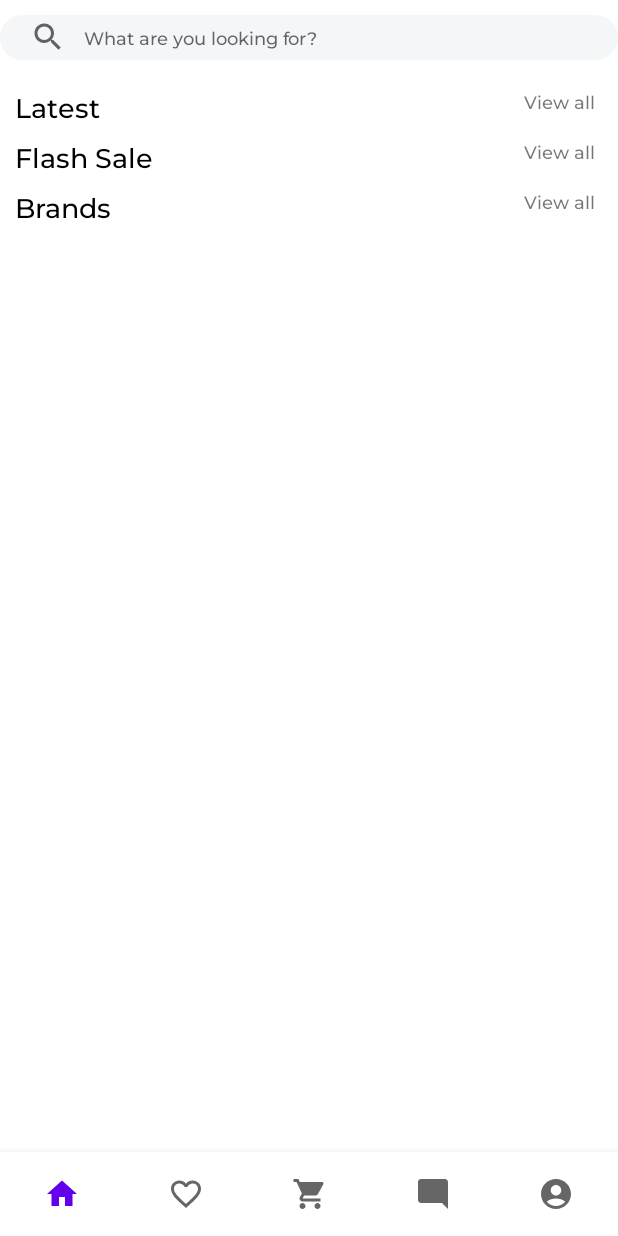
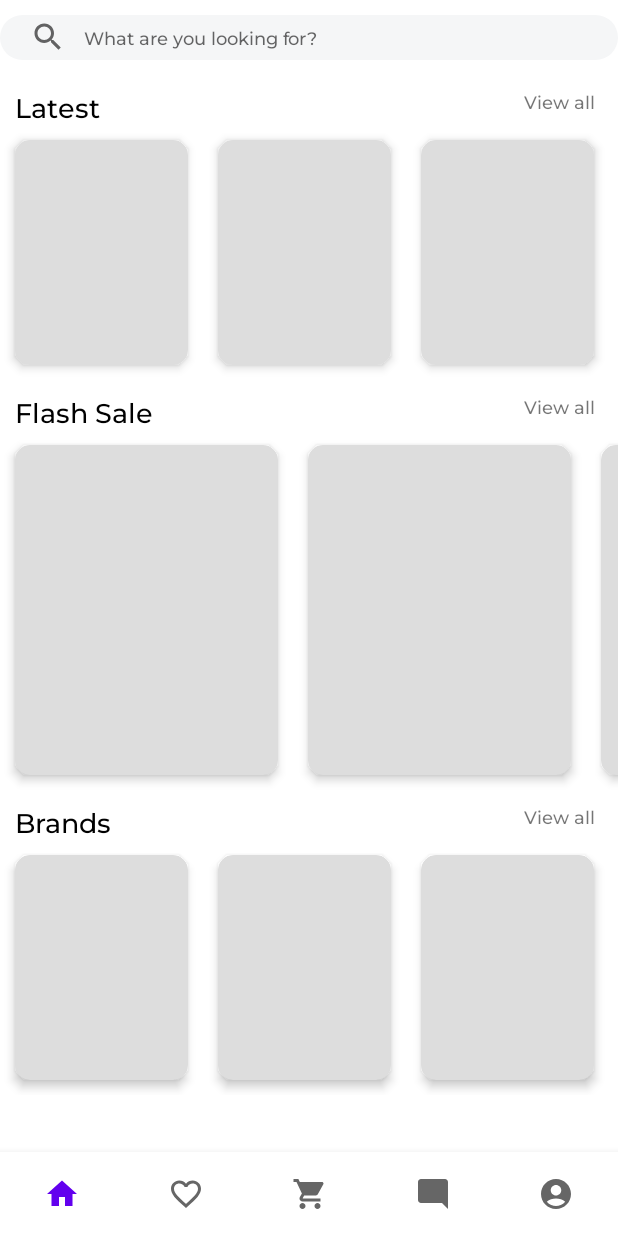
Before and after one commit to inimitab1e/OnlineShop, an Android app: the HomeFragment screen opened through its navigation route, on a phone screen of 412 x 824 dp. Run offline under Robolectric (Android 15) with nearby library versions, the phone set to English and light mode, and no system bars; our stand-ins replace Dagger/Hilt's generated code, Shimmer, navigation-ui; libraries missing offline, so code that uses them is left out: by.kirich1409.viewbindingdelegate; network calls fail; 13 statements that could not run were skipped.

Commit message:
homePage shimmers impl'ed

```diff
--- a/app/src/main/java/com/example/onlineshop/presentation/ui/home/HomeFragment.kt
+++ b/app/src/main/java/com/example/onlineshop/presentation/ui/home/HomeFragment.kt
@@ -3,6 +3,8 @@ package com.example.onlineshop.presentation.ui.home
 import android.os.Bundle
 import android.view.View
 import android.widget.Toast
+import androidx.core.view.isGone
+import androidx.core.view.isVisible
 import androidx.fragment.app.Fragment
 import androidx.fragment.app.viewModels
 import androidx.recyclerview.widget.LinearLayoutManager
@@ -40,6 +42,7 @@ class HomeFragment : Fragment(R.layout.fragment_home) {
         setupLatestAndSaleRecyclerViewContent()
         setupBrandsRecyclerViewContent()
         setupErrorsObserver()
+        setupUiStateObserver()
     }
 
     private fun initRecyclerViews() {
@@ -101,4 +104,59 @@ class HomeFragment : Fragment(R.layout.fragment_home) {
             }
         }
     }
+
+    private fun setupUiStateObserver() {
+        homeViewModel.isDataReceivedSuccessfully.observe(viewLifecycleOwner) { isReceived ->
+            if (isReceived != null && isReceived) {
+                with(binding) {
+                    rwLatest.isVisible = true
+                    rwFlashSale.isVisible = true
+                    rwBrands.isVisible = true
+
+                    shimmerLatest.isGone = true
+                    shimmerSale.isGone = true
+                    shimmerBrands.isGone = true
+                }
+                startShimmerAnimation()
+            } else {
+                with(binding) {
+                    rwLatest.isGone = true
+                    rwFlashSale.isGone = true
+                    rwBrands.isGone = true
+
+                    shimmerLatest.isVisible = true
+                    shimmerSale.isVisible = true
+                    shimmerBrands.isVisible = true
+                }
+                stopShimmerAnimation()
+            }
+        }
+    }
+
+    override fun onResume() {
+        super.onResume()
+
+        startShimmerAnimation()
+    }
+
+    private fun startShimmerAnimation() {
+        with(binding) {
+            shimmerLatest.startShimmerAnimation()
+            shimmerSale.startShimmerAnimation()
+            shimmerBrands.startShimmerAnimation()
+        }
+    }
+
+    override fun onPause() {
+        super.onPause()
+        stopShimmerAnimation()
+    }
+
+    private fun stopShimmerAnimation() {
+        with(binding) {
+            shimmerLatest.stopShimmerAnimation()
+            shimmerSale.stopShimmerAnimation()
+            shimmerBrands.stopShimmerAnimation()
+        }
+    }
 }
--- a/app/src/main/java/com/example/onlineshop/presentation/ui/home/HomeViewModel.kt
+++ b/app/src/main/java/com/example/onlineshop/presentation/ui/home/HomeViewModel.kt
@@ -10,6 +10,7 @@ import com.example.onlineshop.domain.repositories.HomePageRepository
 import dagger.hilt.android.lifecycle.HiltViewModel
 import kotlinx.coroutines.async
 import kotlinx.coroutines.awaitAll
+import kotlinx.coroutines.delay
 import kotlinx.coroutines.launch
 import javax.inject.Inject
 
@@ -38,11 +39,15 @@ class HomeViewModel @Inject constructor(
     private val _saleList = MutableLiveData<List<FlashSale>?>()
     val saleList: LiveData<List<FlashSale>?> get() = _saleList
 
+    private val _isDataReceivedSuccessfully = MutableLiveData(false)
+    val isDataReceivedSuccessfully: LiveData<Boolean?> get() = _isDataReceivedSuccessfully
+
     init {
         viewModelScope.launch {
             val latestAndSaleJobs = listOf(
                 viewModelScope.async {
                     latestResponse = homePageRepository.getLatestList()
+                    delay(5000)
                 },
                 viewModelScope.async {
                     saleResponse = homePageRepository.getSaleList()
@@ -54,6 +59,7 @@ class HomeViewModel @Inject constructor(
             } else {
                 _latestList.postValue(latestResponse)
                 _saleList.postValue(saleResponse)
+                _isDataReceivedSuccessfully.postValue(true)
             }
         }
     }
--- a/app/src/main/java/com/example/onlineshop/presentation/ui/home/LatestAdapter.kt
+++ b/app/src/main/java/com/example/onlineshop/presentation/ui/home/LatestAdapter.kt
@@ -5,6 +5,7 @@ import android.view.ViewGroup
 import androidx.recyclerview.widget.RecyclerView
 import coil.load
 import com.example.onlineshop.databinding.LatestRecyclerviewItemBinding
+import com.example.onlineshop.domain.StringConstants
 import com.example.onlineshop.domain.model.latest.Latest
 
 class LatestAdapter : RecyclerView.Adapter<LatestAdapter.LatestViewHolder>() {
@@ -40,7 +41,8 @@ class LatestAdapter : RecyclerView.Adapter<LatestAdapter.LatestViewHolder>() {
         val value = categoriesList[position]
         holder.categoryName.text = value.category
         holder.itemName.text = value.name
-        holder.itemPrice.text = value.price.toString()
+        val priceValue = StringConstants.dollarChar + value.price.toString()
+        holder.itemPrice.text = priceValue
         holder.itemImage.load(value.image_url)
     }
 }
--- a/app/src/main/java/com/example/onlineshop/presentation/ui/home/SaleAdapter.kt
+++ b/app/src/main/java/com/example/onlineshop/presentation/ui/home/SaleAdapter.kt
@@ -5,6 +5,7 @@ import android.view.ViewGroup
 import androidx.recyclerview.widget.RecyclerView
 import coil.load
 import com.example.onlineshop.databinding.SaleRecyclerviewItemBinding
+import com.example.onlineshop.domain.StringConstants
 import com.example.onlineshop.domain.model.sale.FlashSale
 
 class SaleAdapter : RecyclerView.Adapter<SaleAdapter.SaleViewHolder>() {
@@ -41,9 +42,10 @@ class SaleAdapter : RecyclerView.Adapter<SaleAdapter.SaleViewHolder>() {
         val value = saleList[position]
         holder.categoryName.text = value.category
         holder.itemName.text = value.name
-        holder.itemPrice.text = value.price.toString()
+        val priceValue = StringConstants.dollarChar + value.price.toString()
+        holder.itemPrice.text = priceValue
         holder.itemImage.load(value.image_url)
-        val saleValue = value.discount.toString() + "% off"
+        val saleValue = value.discount.toString() + StringConstants.salePercentText
         holder.itemSaleValue.text = saleValue
     }
 }
--- a/app/src/main/res/layout/fragment_home.xml
+++ b/app/src/main/res/layout/fragment_home.xml
@@ -47,7 +47,7 @@
             android:layout_marginTop="@dimen/home_margins_10"
             android:layout_marginStart="@dimen/home_margins_10"
             android:text="@string/latest_base_text"
-            app:layout_constraintBottom_toTopOf="@id/rwLatest"
+            app:layout_constraintBottom_toTopOf="@id/rwLatestGroup"
             app:layout_constraintStart_toStartOf="parent"
             app:layout_constraintTop_toBottomOf="@+id/rwCategories" />
 
@@ -60,6 +60,35 @@
             app:layout_constraintEnd_toEndOf="parent"
             app:layout_constraintTop_toBottomOf="@+id/rwCategories" />
 
+        <FrameLayout
+            android:id="@+id/rwLatestGroup"
+            android:layout_width="match_parent"
+            android:layout_height="wrap_content"
+            app:layout_constraintBottom_toTopOf="@id/tvFlashSale"
+            app:layout_constraintEnd_toEndOf="parent"
+            app:layout_constraintStart_toStartOf="parent"
+            app:layout_constraintTop_toBottomOf="@+id/tvLatest">
+
+            <com.facebook.shimmer.ShimmerFrameLayout
+                android:id="@+id/shimmerLatest"
+                android:layout_width="match_parent"
+                android:layout_height="match_parent"
+                app:duration="800">
+
+                <LinearLayout
+                    android:layout_width="match_parent"
+                    android:layout_height="wrap_content"
+                    android:orientation="horizontal">
+
+                    <include layout="@layout/latest_and_brands_items_placeholder" />
+                    <include layout="@layout/latest_and_brands_items_placeholder" />
+                    <include layout="@layout/latest_and_brands_items_placeholder" />
+                    <include layout="@layout/latest_and_brands_items_placeholder" />
+
+                </LinearLayout>
+
+            </com.facebook.shimmer.ShimmerFrameLayout>
+
             <androidx.recyclerview.widget.RecyclerView
                 android:id="@+id/rwLatest"
                 android:layout_width="match_parent"
@@ -68,10 +97,14 @@
                 tools:listitem="@layout/latest_recyclerview_item"
                 android:orientation="horizontal"
                 app:layoutManager="androidx.recyclerview.widget.LinearLayoutManager"
+
                 app:layout_constraintBottom_toTopOf="@id/tvFlashSale"
                 app:layout_constraintEnd_toEndOf="parent"
                 app:layout_constraintStart_toStartOf="parent"
-            app:layout_constraintTop_toBottomOf="@+id/tvLatest" />
+                app:layout_constraintTop_toBottomOf="@+id/tvLatest"
+                android:visibility="gone"/>
+
+        </FrameLayout>
 
         <TextView
             android:id="@+id/tvFlashSale"
@@ -79,9 +112,9 @@
             android:layout_marginTop="@dimen/home_margins_10"
             android:layout_marginStart="@dimen/home_margins_10"
             android:text="@string/flash_sale_base_text"
-            app:layout_constraintBottom_toTopOf="@id/rwFlashSale"
+            app:layout_constraintBottom_toTopOf="@id/rwFlashSaleGroup"
             app:layout_constraintStart_toStartOf="parent"
-            app:layout_constraintTop_toBottomOf="@+id/rwLatest" />
+            app:layout_constraintTop_toBottomOf="@+id/rwLatestGroup" />
 
         <TextView
             android:id="@+id/tvFlashSaleViewAll"
@@ -90,7 +123,38 @@
             android:layout_marginEnd="@dimen/home_margins_15"
             android:text="@string/view_all_base_text"
             app:layout_constraintEnd_toEndOf="parent"
-            app:layout_constraintTop_toBottomOf="@+id/rwLatest" />
+            app:layout_constraintTop_toBottomOf="@+id/rwLatestGroup" />
+
+        <FrameLayout
+            android:id="@+id/rwFlashSaleGroup"
+            android:layout_width="match_parent"
+            android:layout_height="wrap_content"
+            app:layout_constraintBottom_toTopOf="@id/tvBrands"
+            app:layout_constraintEnd_toEndOf="parent"
+            app:layout_constraintStart_toStartOf="parent"
+            app:layout_constraintTop_toBottomOf="@+id/tvFlashSale">
+
+        <com.facebook.shimmer.ShimmerFrameLayout
+            android:id="@+id/shimmerSale"
+            android:layout_width="match_parent"
+            android:layout_height="match_parent">
+
+            <LinearLayout
+                android:layout_width="match_parent"
+                android:layout_height="wrap_content"
+                android:orientation="horizontal">
+
+                <include layout="@layout/sale_items_placeholder" />
+
+                <include layout="@layout/sale_items_placeholder" />
+
+                <include layout="@layout/sale_items_placeholder" />
+
+                <include layout="@layout/sale_items_placeholder" />
+
+            </LinearLayout>
+
+        </com.facebook.shimmer.ShimmerFrameLayout>
 
         <androidx.recyclerview.widget.RecyclerView
             android:id="@+id/rwFlashSale"
@@ -99,11 +163,15 @@
 
             android:orientation="horizontal"
             app:layoutManager="androidx.recyclerview.widget.LinearLayoutManager"
+            tools:listitem="@layout/sale_recyclerview_item"
+
             app:layout_constraintBottom_toTopOf="@id/tvBrands"
             app:layout_constraintEnd_toEndOf="parent"
             app:layout_constraintStart_toStartOf="parent"
             app:layout_constraintTop_toBottomOf="@+id/tvFlashSale"
-            tools:listitem="@layout/sale_recyclerview_item" />
+            android:visibility="gone"/>
+
+        </FrameLayout>
 
         <TextView
             android:id="@+id/tvBrands"
@@ -111,9 +179,9 @@
             android:layout_marginTop="@dimen/home_margins_10"
             android:layout_marginStart="@dimen/home_margins_10"
             android:text="@string/brands_base_text"
-            app:layout_constraintBottom_toTopOf="@id/rwBrands"
+            app:layout_constraintBottom_toTopOf="@id/rwBrandsGroup"
             app:layout_constraintStart_toStartOf="parent"
-            app:layout_constraintTop_toBottomOf="@+id/rwFlashSale" />
+            app:layout_constraintTop_toBottomOf="@+id/rwFlashSaleGroup" />
 
         <TextView
             android:id="@+id/tvBrandsViewAll"
@@ -122,7 +190,34 @@
             android:layout_marginEnd="@dimen/home_margins_15"
             android:text="@string/view_all_base_text"
             app:layout_constraintEnd_toEndOf="parent"
-            app:layout_constraintTop_toBottomOf="@+id/rwFlashSale" />
+            app:layout_constraintTop_toBottomOf="@+id/rwFlashSaleGroup" />
+
+        <FrameLayout
+            android:id="@+id/rwBrandsGroup"
+            android:layout_width="match_parent"
+            android:layout_height="wrap_content"
+            app:layout_constraintTop_toBottomOf="@+id/tvBrands"
+            app:layout_constraintStart_toStartOf="parent"
+            app:layout_constraintEnd_toEndOf="parent">
+
+        <com.facebook.shimmer.ShimmerFrameLayout
+            android:id="@+id/shimmerBrands"
+            android:layout_width="match_parent"
+            android:layout_height="match_parent">
+
+            <LinearLayout
+                android:layout_width="match_parent"
+                android:layout_height="wrap_content"
+                android:orientation="horizontal">
+
+                <include layout="@layout/latest_and_brands_items_placeholder"/>
+                <include layout="@layout/latest_and_brands_items_placeholder"/>
+                <include layout="@layout/latest_and_brands_items_placeholder"/>
+                <include layout="@layout/latest_and_brands_items_placeholder"/>
+
+            </LinearLayout>
+
+        </com.facebook.shimmer.ShimmerFrameLayout>
 
         <androidx.recyclerview.widget.RecyclerView
             android:id="@+id/rwBrands"
@@ -135,7 +230,10 @@
 
             app:layout_constraintTop_toBottomOf="@+id/tvBrands"
             app:layout_constraintStart_toStartOf="parent"
-            app:layout_constraintEnd_toEndOf="parent"/>
+            app:layout_constraintEnd_toEndOf="parent"
+            android:visibility="gone"/>
+
+        </FrameLayout>
 
     </androidx.constraintlayout.widget.ConstraintLayout>
 
--- /dev/null
+++ b/app/src/main/res/layout/latest_and_brands_items_placeholder.xml
@@ -0,0 +1,8 @@
+<?xml version="1.0" encoding="utf-8"?>
+<androidx.cardview.widget.CardView xmlns:android="http://schemas.android.com/apk/res/android"
+    xmlns:app="http://schemas.android.com/apk/res-auto"
+    style="@style/LatestAndBrandsLayout"
+    android:layout_margin="@dimen/brand_item_layout_margin"
+    app:cardCornerRadius="@dimen/brand_item_layout_radius"
+    app:cardElevation="@dimen/brand_item_layout_elevation"
+    app:cardBackgroundColor="@color/placeholders_background"/>
--- /dev/null
+++ b/app/src/main/res/layout/sale_items_placeholder.xml
@@ -0,0 +1,8 @@
+<?xml version="1.0" encoding="utf-8"?>
+<androidx.cardview.widget.CardView xmlns:android="http://schemas.android.com/apk/res/android"
+    xmlns:app="http://schemas.android.com/apk/res-auto"
+    style="@style/SalesLayout"
+    android:layout_margin="@dimen/sale_layout_margin"
+    app:cardCornerRadius="@dimen/sale_layout_radius"
+    app:cardElevation="@dimen/sale_layout_elevation"
+    app:cardBackgroundColor="@color/placeholders_background"/>
--- a/app/src/main/res/values/colors.xml
+++ b/app/src/main/res/values/colors.xml
@@ -15,4 +15,5 @@
     <color name="auth_error_message_color">#FF0000</color>
     <color name="search_view_background_color">#F5F6F7</color>
     <color name="categories_for_items_background_color">#D9C4C4C4</color>
+    <color name="placeholders_background">#dddddd</color>
 </resources>
--- a/domain/src/main/java/com/example/onlineshop/domain/StringConstants.kt
+++ b/domain/src/main/java/com/example/onlineshop/domain/StringConstants.kt
@@ -24,4 +24,8 @@ object StringConstants {
 
     //Ui error messages
     const val dataReceiveErrorMessage = "Data loading failed. Please try again"
+
+    //Secondary text
+    const val dollarChar = "$ "
+    const val salePercentText = "% off"
 }
```
Lines whose indentation alone changed are shown as unchanged.
